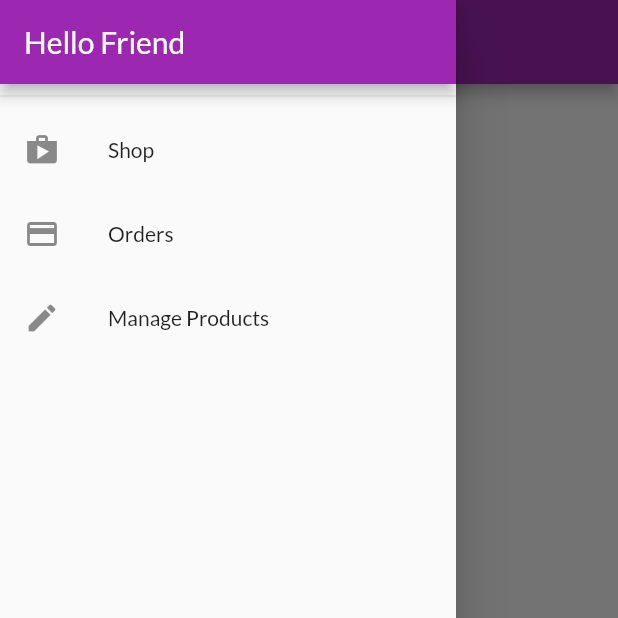
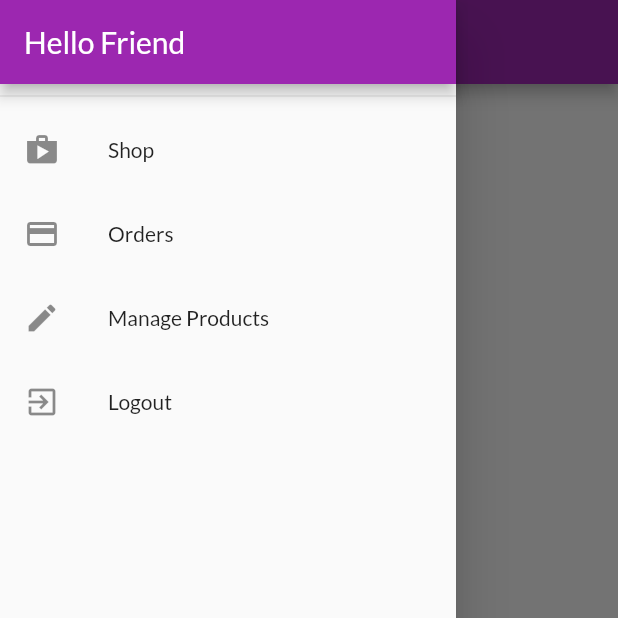
Before and after one commit to praveenbapuram/flutter_shopping_cart, a Flutter app: the OrdersScreen screen opened by its route, with the side drawer open, on a phone screen of 412 x 824 dp, the top half of it. Run offline on Flutter 3.47's test engine with Material 2 defaults, Android fonts, the phone set to English and light mode, and no system bars; our stand-ins replace shared_preferences; missing offline and left inert: dart:ffi; accounts and stored records are empty; network calls fail.

```diff
--- a/flutter_shopping_cart/lib/providers/orders.dart
+++ b/flutter_shopping_cart/lib/providers/orders.dart
@@ -21,13 +21,17 @@ class OrderItem {
 
 class Orders with ChangeNotifier {
   List<OrderItem> _orderItems = [];
+  final String authToekn;
+  final String userId;
 
+  Orders(this.authToekn, List list, this.userId);
   List<OrderItem> get orders {
     return [..._orderItems];
   }
 
   Future<Void> fetchAndSetOrders() async {
-    String url = 'https://flutter-update-95299.firebaseio.com/orders.json';
+    String url =
+        'https://flutter-update-95299.firebaseio.com/orders/$userId.json?auth=$authToekn';
     final response = await http.get(url);
     final List<OrderItem> loadedOrders = [];
     var extractedData = json.decode(response.body) as Map<String, dynamic>;
@@ -53,8 +57,8 @@ class Orders with ChangeNotifier {
   }
 
   Future<void> addOrder(List<CartItem> cartProducts, double total) async {
-    const String url =
-        'https://flutter-update-95299.firebaseio.com/orders.json';
+    final String url =
+        'https://flutter-update-95299.firebaseio.com/orders/$userId.json';
     var time = DateTime.now();
     final response = await http.post(
       url,
--- a/flutter_shopping_cart/lib/screens/orders_screen.dart
+++ b/flutter_shopping_cart/lib/screens/orders_screen.dart
@@ -13,7 +13,7 @@ class OrdersScreen extends StatefulWidget {
 
 class _OrdersScreenState extends State<OrdersScreen> {
   bool _isLoading = false;
-
+/*
   @override
   void initState() {
     // TODO: implement initState
@@ -28,25 +28,39 @@ class _OrdersScreenState extends State<OrdersScreen> {
             }));
 
     super.initState();
-  }
+  }*/
 
   @override
   Widget build(BuildContext context) {
-    var orderProvider = Provider.of<Orders>(context);
+    // var orderProvider = Provider.of<Orders>(context);
     return Scaffold(
       appBar: AppBar(
         title: Text('Your Orders'),
       ),
       drawer: AppDrawer(),
-      body: _isLoading
-          ? Center(
-              child: CircularProgressIndicator(),
-            )
-          : ListView.builder(
-              itemCount: orderProvider.orders.length,
-              itemBuilder: (ctx, index) =>
-                  otW.OrderItem(order: orderProvider.orders[index]),
-            ),
+      body: FutureBuilder(
+          future:
+              Provider.of<Orders>(context, listen: false).fetchAndSetOrders(),
+          builder: (ctx, dataSnapShot) {
+            if (dataSnapShot.connectionState == ConnectionState.waiting) {
+              return Center(
+                child: CircularProgressIndicator(),
+              );
+            } else if (dataSnapShot.error != null) {
+              //error handling
+              return Center(
+                child: Text('error occured'),
+              );
+            } else {
+              return Consumer<Orders>(
+                builder: (ctx, orderProvider, child) => ListView.builder(
+                  itemCount: orderProvider.orders.length,
+                  itemBuilder: (ctx, index) =>
+                      otW.OrderItem(order: orderProvider.orders[index]),
+                ),
+              );
+            }
+          }),
     );
   }
 }
--- a/flutter_shopping_cart/lib/widgets/app_drawer.dart
+++ b/flutter_shopping_cart/lib/widgets/app_drawer.dart
@@ -1,6 +1,8 @@
 import 'package:flutter/material.dart';
+import 'package:flutter_shopping_cart/providers/auth.dart';
 import 'package:flutter_shopping_cart/screens/orders_screen.dart';
 import 'package:flutter_shopping_cart/screens/user_products_screen.dart';
+import 'package:provider/provider.dart';
 
 class AppDrawer extends StatefulWidget {
   @override
@@ -40,6 +42,15 @@ class _AppDrawerState extends State<AppDrawer> {
               Navigator.of(context)
                   .pushReplacementNamed(UserProductsScreen.routeName);
             },
+          ),
+          ListTile(
+            leading: Icon(Icons.exit_to_app),
+            title: Text('Logout'),
+            onTap: () {
+              Navigator.of(context).pop();
+              Provider.of<Auth>(context, listen: false).logout();
+              Navigator.of(context).pushReplacementNamed('/');
+            },
           )
         ],
       ),
--- a/flutter_shopping_cart/lib/widgets/products_item.dart
+++ b/flutter_shopping_cart/lib/widgets/products_item.dart
@@ -1,4 +1,5 @@
 import 'package:flutter/material.dart';
+import 'package:flutter_shopping_cart/providers/auth.dart';
 import 'package:flutter_shopping_cart/providers/cart_provider.dart';
 import 'package:flutter_shopping_cart/providers/product.dart';
 import 'package:flutter_shopping_cart/screens/product_details_screen.dart';
@@ -16,6 +17,7 @@ class ProductsItem extends StatelessWidget {
   Widget build(BuildContext context) {
     final productData = Provider.of<Product>(context, listen: false);
     final cartData = Provider.of<CartProvider>(context, listen: false);
+    final auth = Provider.of<Auth>(context, listen: false);
     return ClipRRect(
       borderRadius: BorderRadius.circular(10),
       child: GridTile(
@@ -40,7 +42,7 @@ class ProductsItem extends StatelessWidget {
                 color: Theme.of(context).accentColor,
               ),
               onPressed: () {
-                productData.toggleFavouriteState();
+                productData.toggleFavouriteState(auth.token, auth.userId);
               },
             ),
             child: Text('Never changes'),
--- a/flutter_shopping_cart/pubspec.yaml
+++ b/flutter_shopping_cart/pubspec.yaml
@@ -27,6 +27,7 @@ dependencies:
   provider: ^4.3.1
   intl: ^0.16.1
   http: ^0.12.2
+  shared_preferences: ^0.5.8
 
 
   # The following adds the Cupertino Icons font to your application.
```
Also changed, not shown: flutter_shopping_cart/lib/main.dart (+17 -3 lines), flutter_shopping_cart/lib/providers/auth.dart (+55 -3 lines), flutter_shopping_cart/lib/providers/product.dart (+3 -8 lines), flutter_shopping_cart/lib/providers/products_provider.dart (+28 -16 lines), flutter_shopping_cart/lib/screens/splash_screen.dart (added, +12 -0 lines), flutter_shopping_cart/lib/screens/user_products_screen.dart (+15 -4 lines), flutter_shopping_cart/pubspec.lock.
